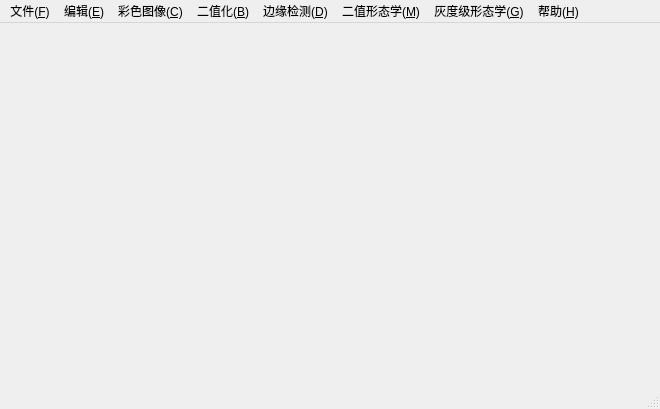
Old version of the form mainwindow.ui in the repository lionelee/CVProject.
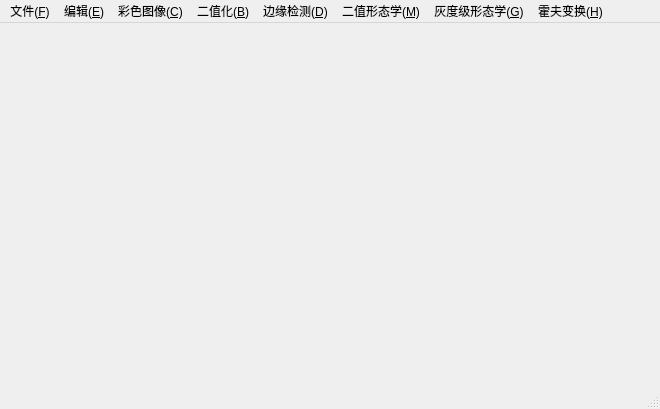
New version of the form. Icons and pictures are not drawn.

Diff of the .ui file:
```diff
--- a/mainwindow.ui
+++ b/mainwindow.ui
@@ -89,7 +89,7 @@
    </widget>
    <widget class="QMenu" name="menu_H">
     <property name="title">
-     <string>帮助(&amp;H)</string>
+     <string>霍夫变换(&amp;H)</string>
     </property>
     <addaction name="action_Help"/>
     <addaction name="separator"/>
```
Left out of the diff: 13 changed lines with no effect on the pictures.
